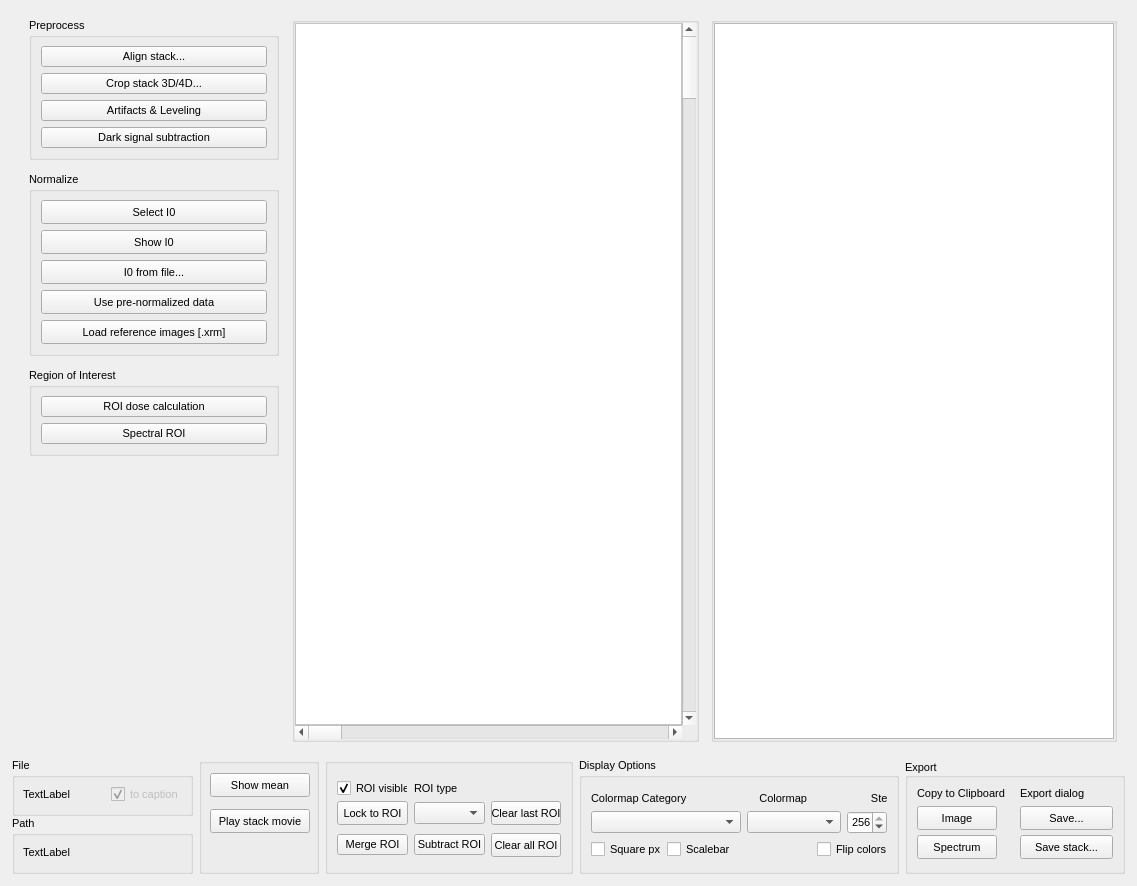
Before: the Qt Designer form mantis_xray/gui/pages/pagestack.ui in mlerotic/spectromicroscopy, drawn with Qt 5.
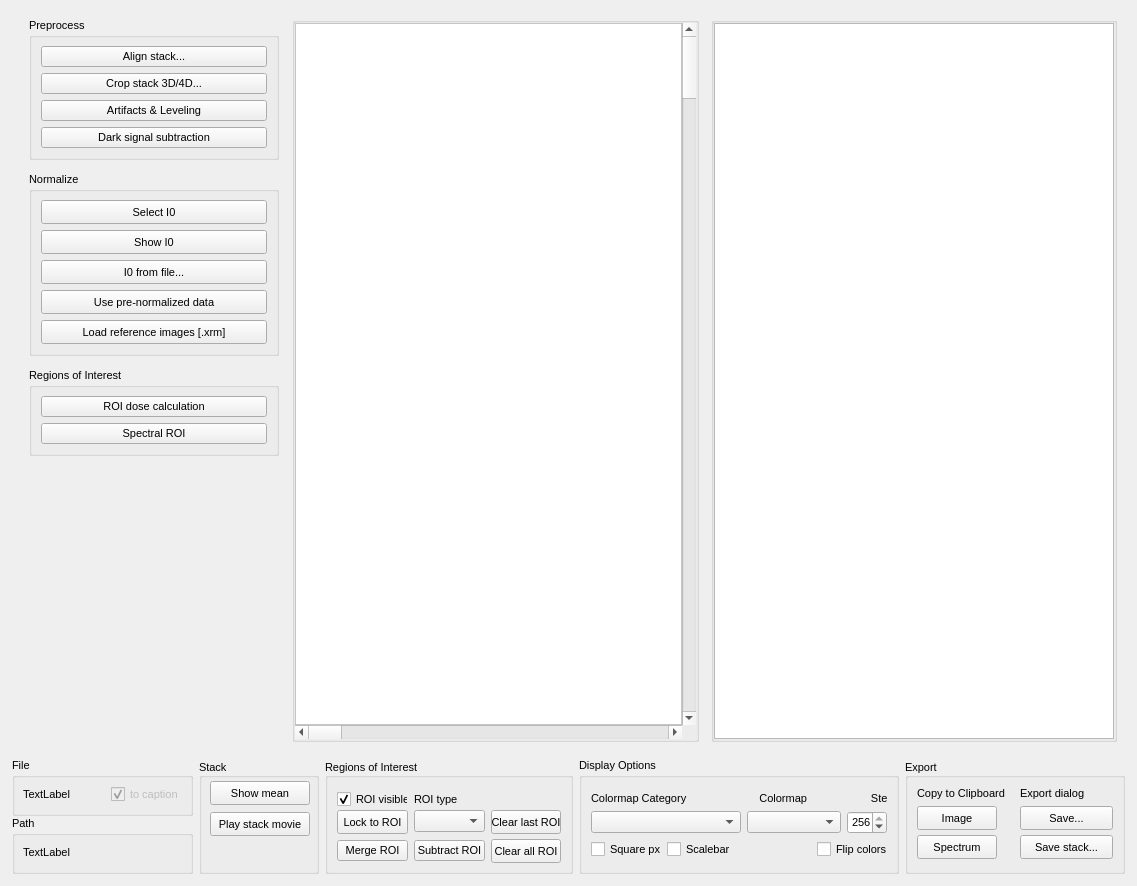
After: the same form once the commit is applied. Custom widgets are drawn as their Qt base class.

```diff
--- a/mantis_xray/gui/pages/pagestack.ui
+++ b/mantis_xray/gui/pages/pagestack.ui
@@ -311,7 +311,7 @@
             </font>
            </property>
            <property name="title">
-            <string>Region of Interest</string>
+            <string>Regions of Interest</string>
            </property>
            <layout class="QVBoxLayout" name="verticalLayout_10">
             <property name="spacing">
@@ -758,7 +758,7 @@
          </font>
         </property>
         <property name="title">
-         <string></string>
+          <string>Stack</string>
         </property>
         <property name="alignment">
          <set>Qt::AlignBottom|Qt::AlignLeading|Qt::AlignLeft</set>
@@ -876,7 +876,7 @@
          </font>
         </property>
         <property name="title">
-         <string></string>
+          <string>Regions of Interest</string>
         </property>
         <property name="alignment">
          <set>Qt::AlignBottom|Qt::AlignLeading|Qt::AlignLeft</set>
```
Lines whose indentation alone changed are shown as unchanged.
